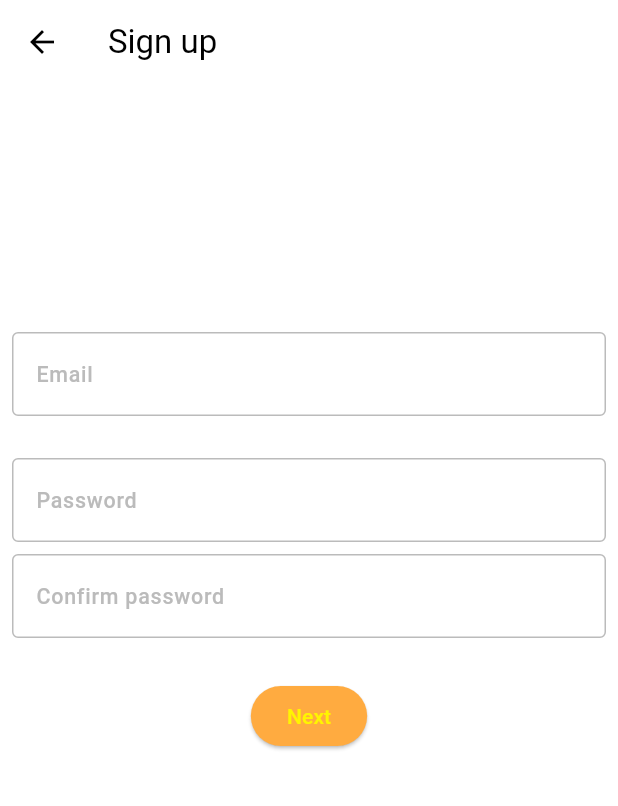
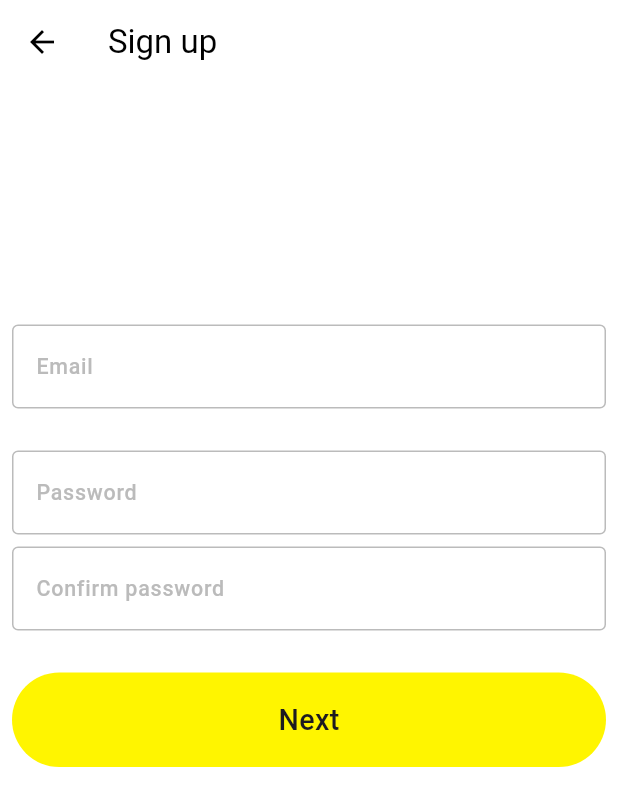
Before and after one commit to KonstInt/yandex_sirius, a Flutter app: the screen it shows after launch, after a tap on "Create account", on a phone screen of 412 x 824 dp. Shown: the top 806 px of the screen. Run offline on Flutter 3.47's test engine with Material 3 defaults, Android fonts, the phone set to English and light mode, and no system bars; our stand-ins replace bloc, cloud_firestore, firebase_auth, firebase_core, firebase_crashlytics, firebase_database and 14 more; missing offline and left inert: workmanager; accounts and stored records are empty; generated files the repository leaves out were written again.

```diff
--- a/lib/app/features/user/presentation/pages/search/search_field.dart
+++ b/lib/app/features/user/presentation/pages/search/search_field.dart
@@ -1,6 +1,4 @@
 import 'package:flutter/material.dart';
-import 'package:flutter_bloc/flutter_bloc.dart';
-import 'package:yandex_sirius/app/features/user/presentation/pages/search/bloc/search_bloc.dart';
 import 'package:yandex_sirius/app/features/user/presentation/pages/search/delayed_action.dart';
 import 'package:yandex_sirius/app/util/themes/extensions/build_context_ext.dart';
 
--- a/lib/app/features/user/presentation/pages/signup/signup_form1.dart
+++ b/lib/app/features/user/presentation/pages/signup/signup_form1.dart
@@ -1,6 +1,7 @@
 import 'package:flutter/material.dart';
 import 'package:flutter_bloc/flutter_bloc.dart';
 import 'package:formz/formz.dart';
+import 'package:yandex_sirius/app/base_components/buttons/base_rounded_button.dart';
 import 'package:yandex_sirius/app/features/user/presentation/pages/signup/bloc/signup_bloc.dart';
 import 'package:yandex_sirius/app/util/themes/extensions/build_context_ext.dart';
 import 'package:yandex_sirius/generated/l10n.dart';
@@ -176,15 +177,9 @@ class _SignUpButton extends StatelessWidget {
       builder: (context, state) {
         return state.status.isInProgress
             ? const CircularProgressIndicator()
-            : ElevatedButton(
-                key: const Key('next_elevatedButton'),
-                style: ElevatedButton.styleFrom(
-                  shape: RoundedRectangleBorder(
-                    borderRadius: BorderRadius.circular(30),
-                  ),
-                  backgroundColor: Colors.orangeAccent,
-                ),
-                onPressed: () {
+            : BaseRoundedButton(
+                primaryText: l10n.next,
+                action: () {
                   if (state.isValid) {
                     FocusScope.of(context).unfocus();
                     context
@@ -192,7 +187,6 @@ class _SignUpButton extends StatelessWidget {
                         .add(SignUpEvent.authenticationSubmitted());
                   }
                 },
-                child: Text(l10n.next),
               );
       },
     );
--- a/lib/app/util/di/injection.dart
+++ b/lib/app/util/di/injection.dart
@@ -37,6 +37,8 @@ import 'package:yandex_sirius/app/features/user/data/remote/firebase/util/fireba
 import 'package:yandex_sirius/app/features/user/domain/repository/local_user_repository.dart';
 import 'package:yandex_sirius/app/features/user/domain/repository/remote_user_repository.dart';
 import 'package:yandex_sirius/app/features/user/presentation/pages/login/bloc/login_bloc.dart';
+import 'package:yandex_sirius/app/features/user/presentation/pages/profile/bloc/profile_bloc.dart';
+import 'package:yandex_sirius/app/features/user/presentation/pages/search/bloc/search_bloc.dart';
 import 'package:yandex_sirius/app/features/user/presentation/pages/signup/bloc/signup_bloc.dart';
 import 'package:yandex_sirius/app/features/user/presentation/pages/user_enter_controll/bloc/sign_in_control_bloc.dart';
 import 'package:yandex_sirius/app/util/logger/logger.dart';
@@ -170,7 +172,11 @@ Future<void> _setUpDev(GetIt getIt) async {
     ..registerSingleton<RoutingService>(RoutingService())
     //Register SignInBloc
     ..registerSingleton<SignInControlBloc>(SignInControlBloc(
-        GetIt.I<RemoteUserRepository>(), GetIt.I<UserUseCase>()));
+        GetIt.I<RemoteUserRepository>(), GetIt.I<UserUseCase>()))
+    ..registerSingleton<SearchBloc>(
+        SearchBloc(GetIt.I<RemoteUserRepository>(), GetIt.I<UserUseCase>()))
+    ..registerSingleton(
+        ProfileBloc(GetIt.I<RemoteUserRepository>(), GetIt.I<UserUseCase>()));
 }
 
 ///SETUP PROD
--- a/lib/main.dart
+++ b/lib/main.dart
@@ -10,6 +10,6 @@ void main() async {
   FirebaseAuth.instance.authStateChanges().listen((user) {
     GetIt.I<RoutingService>().router.refresh();
   });
-  FirebaseAuth.instance.signOut();
+  // FirebaseAuth.instance.signOut();
   runApp(const App());
 }
--- a/pubspec.yaml
+++ b/pubspec.yaml
@@ -34,6 +34,7 @@ dependencies:
   mask_text_input_formatter: ^2.9.0
   firebase_storage: ^11.6.11
   firebase_database: ^10.4.11
+  workmanager: ^0.5.2
 
 dev_dependencies:
   build_runner: ^2.4.8
```
Also changed, not shown: lib/app/features/map/presentation/map_screen/screens/map_screen.dart (+15 -8 lines), lib/app/features/user/presentation/pages/profile/bloc/profile_bloc.dart (+15 -9 lines), lib/app/features/user/presentation/pages/profile/profile_form.dart (+5 -12 lines), lib/app/features/user/presentation/pages/profile/profile_page.dart (+3 -6 lines), lib/app/features/user/presentation/pages/search/bloc/search_bloc.dart (+9 -6 lines), lib/app/features/user/presentation/pages/search/search_from.dart (+11 -10 lines), lib/app/features/user/presentation/pages/search/search_page.dart (+3 -5 lines), lib/app/features/user/presentation/pages/signup/signup_form2.dart (+4 -10 lines), lib/app/util/workmanager/workmanager.dart (added, +41 -0 lines), lib/app/features/user/presentation/pages/profile/bloc/profile_event.dart (line endings or trailing spaces), pubspec.lock.
